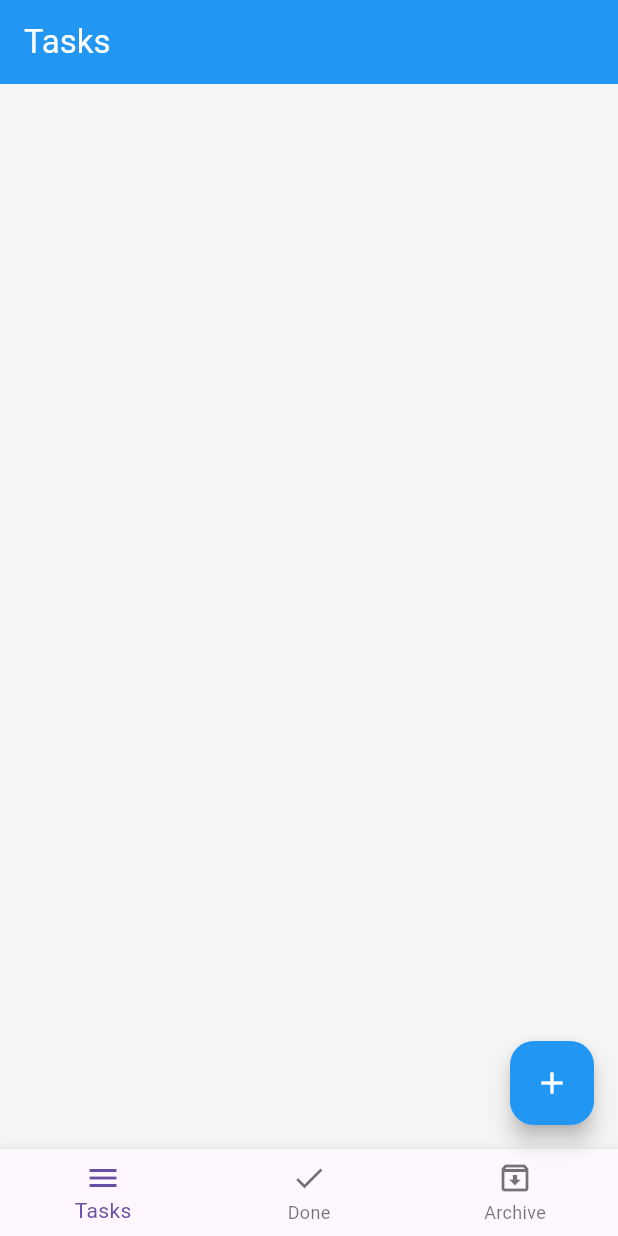
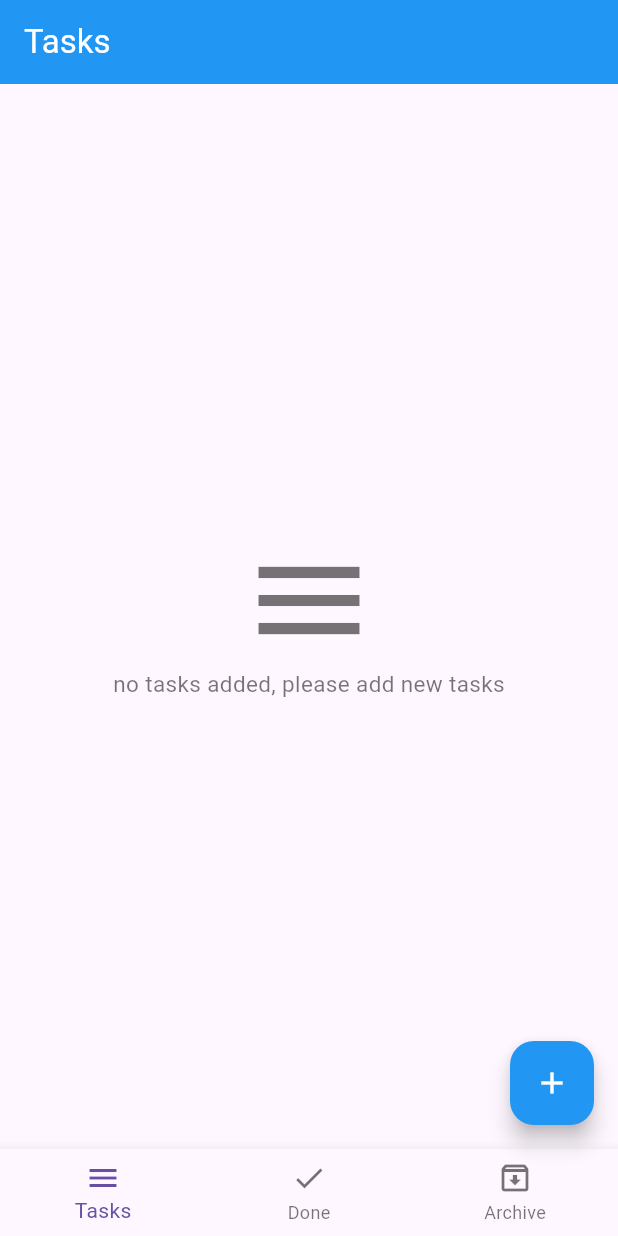
Before and after one commit to abdrahmanghareeb/To_Do_flutter, a Flutter app: the screen it shows after launch, on a phone screen of 412 x 824 dp. Run offline on Flutter 3.47's test engine with Material 3 defaults, Android fonts, the phone set to English and light mode, and no system bars; our stand-ins replace bloc, conditional_builder_null_safety, flutter_bloc, sqflite; missing offline and left inert: dart:ffi; accounts and stored records are empty.

Commit message:
delete form database and dismissible widget

```diff
--- a/lib/modules/tasks.dart
+++ b/lib/modules/tasks.dart
@@ -1,3 +1,4 @@
+import 'package:conditional_builder_null_safety/conditional_builder_null_safety.dart';
 import 'package:flutter/cupertino.dart';
 import 'package:flutter/material.dart';
 import 'package:flutter_bloc/flutter_bloc.dart';
@@ -16,17 +17,7 @@ class tasks extends StatelessWidget {
         },
       builder: (context, state) {
         List<Map> taskslist = appCubit.get(context).newTasksList;
-       return Container(
-        color: Colors.grey[100],
-        child: ListView.separated(
-            itemBuilder: (context, index) =>  taskCard(tasksItem: taskslist[index] , context: context),
-            separatorBuilder: (context, index) => Container(
-              color: Colors.grey,
-              width: double.infinity,
-              height: 1,
-            ),
-            itemCount: taskslist.length),
-      );
+       return taskCardBuilder(taskslist);
        },
     );
   }
--- a/lib/shared/Cubit/states.dart
+++ b/lib/shared/Cubit/states.dart
@@ -34,3 +34,6 @@ class insertIntoDataBasetate extends appCubitStates{
 class updateIntoDataBasetate extends appCubitStates{
 
 }
+class deleteFromDataBasetate extends appCubitStates{
+
+}
--- a/lib/shared/components/components.dart
+++ b/lib/shared/components/components.dart
@@ -1,3 +1,4 @@
+import 'package:conditional_builder_null_safety/conditional_builder_null_safety.dart';
 import 'package:flutter/cupertino.dart';
 import 'package:flutter/material.dart';
 import 'package:todo/shared/Cubit/cubit.dart';
@@ -31,7 +32,13 @@ Widget taskCard({@required tasksItem , @required context}){
     isArchive = true;
   }
 
-  return  Container(
+  return  Dismissible(
+    key: Key(tasksItem['id'].toString()),
+    background: Container(color: Colors.red,child: Icon(CupertinoIcons.delete)),
+    onDismissed: (direction) {
+      appCubit.get(context).deleteRowFromDB(tasksItem['id']);
+    } ,
+    child: Container(
       color: Colors.grey[50],
       child: Padding(
         padding:  EdgeInsets.all(8.0),
@@ -95,6 +102,7 @@ Widget taskCard({@required tasksItem , @required context}){
           ],
         ),
       ),
+    ),
   );
 }
 
@@ -102,3 +110,31 @@ void showTheBottomSheet(
     {required BuildContext context, required WidgetBuilder builder}) {
   showModalBottomSheet(context: context, builder: builder);
 }
+
+Widget taskCardBuilder(taskslist){
+  return ConditionalBuilder(
+    condition: taskslist.isNotEmpty,
+    builder: (BuildContext context) =>Container(
+      color: Colors.grey[100],
+      child: ListView.separated(
+          itemBuilder: (context, index) =>  taskCard(tasksItem: taskslist[index] , context: context),
+          separatorBuilder: (context, index) => Container(
+            color: Colors.grey,
+            width: double.infinity,
+            height: 1,
+          ),
+          itemCount: taskslist.length),
+    ),
+    fallback: (BuildContext context) {
+      return Center(
+        child: Column(
+          mainAxisAlignment: MainAxisAlignment.center,
+          children: [
+            Icon(Icons.menu , size:90 , color: Colors.black54),
+            Text("no tasks added, please add new tasks" ,style: TextStyle(fontSize: 15 , color: Colors.black54),)
+          ],
+        ),
+      );
+    },
+  );
+}
--- a/pubspec.yaml
+++ b/pubspec.yaml
@@ -39,6 +39,7 @@ dependencies:
   intl: ^0.19.0
   bloc: ^8.1.4
   flutter_bloc: ^8.1.4
+  conditional_builder_null_safety: ^0.0.6
 
 dev_dependencies:
   flutter_test:
```
Also changed, not shown: lib/modules/archive.dart (+1 -11 lines), lib/modules/done.dart (+1 -11 lines), lib/shared/Cubit/cubit.dart (+11 -0 lines), pubspec.lock. Lines whose indentation alone changed are shown as unchanged.
